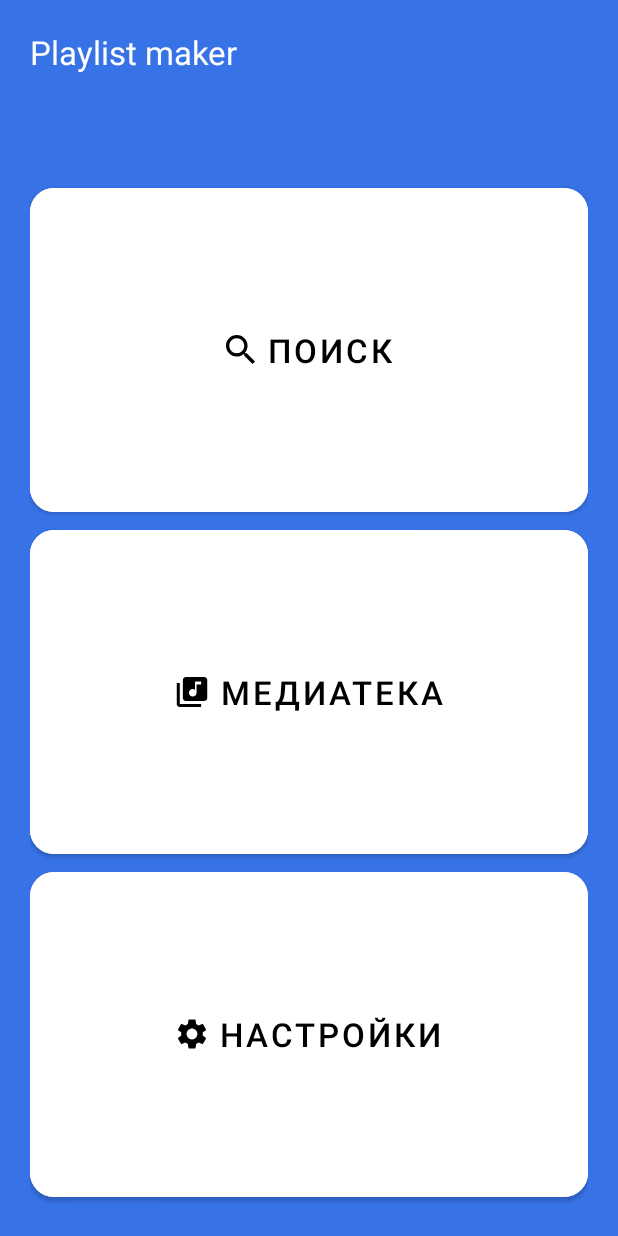
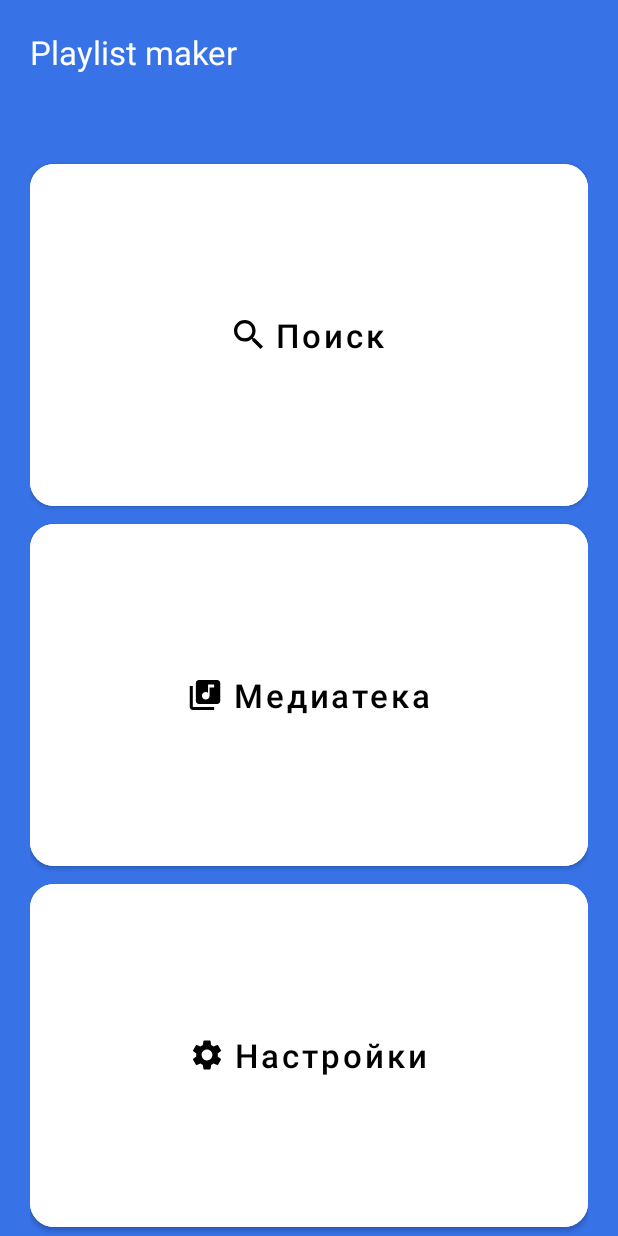
Before and after one commit to n1k1ttka/PlaylistMaker, an Android app: the screen it shows after launch (MainActivity), on a phone screen of 412 x 824 dp. Run offline under Robolectric (Android 15) with nearby library versions, the phone set to English and light mode, and no system bars.

Commit message:
fixed faults

```diff
--- a/app/src/main/res/layout/activity_main.xml
+++ b/app/src/main/res/layout/activity_main.xml
@@ -19,7 +19,7 @@
             android:id="@+id/main_header"
             android:gravity="start"
             android:text="Playlist maker"
-            android:textSize="22sp"
+            android:textSize="@dimen/text_22"
             android:textColor="@color/white"/>
 
     </FrameLayout>
@@ -29,7 +29,7 @@
         android:layout_height="wrap_content"
         android:layout_weight="9"
         android:orientation="vertical"
-        android:padding="20dp">
+        android:paddingHorizontal="20dp">
 
         <Button
             android:layout_width="match_parent"
@@ -38,13 +38,14 @@
             android:id="@+id/search"
             android:backgroundTint="@color/white"
             android:text="@string/search"
-            android:textSize="22sp"
+            android:textSize="@dimen/text_22"
             android:textColor="@color/black"
             android:foreground="?attr/selectableItemBackground"
-            app:cornerRadius="16dp"
+            android:textAllCaps="false"
+            app:cornerRadius="@dimen/radius_16"
             app:icon="@drawable/ic_search"
             app:iconGravity="textStart"
-            app:iconPadding="8dp"
+            app:iconPadding="@dimen/padding_8"
             app:iconTint="@color/black"/>
 
         <Button
@@ -54,13 +55,14 @@
             android:layout_weight="3"
             android:backgroundTint="@color/white"
             android:text="@string/media"
-            android:textSize="22sp"
+            android:textSize="@dimen/text_22"
             android:textColor="@color/black"
             android:foreground="?attr/selectableItemBackground"
-            app:cornerRadius="16dp"
+            android:textAllCaps="false"
+            app:cornerRadius="@dimen/radius_16"
             app:icon="@drawable/ic_media"
             app:iconGravity="textStart"
-            app:iconPadding="8dp"
+            app:iconPadding="@dimen/padding_8"
             app:iconTint="@color/black"/>
 
         <Button
@@ -70,13 +72,14 @@
             android:layout_weight="3"
             android:backgroundTint="@color/white"
             android:text="@string/settings"
-            android:textSize="22sp"
+            android:textSize="@dimen/text_22"
             android:textColor="@color/black"
             android:foreground="?attr/selectableItemBackground"
-            app:cornerRadius="16dp"
+            android:textAllCaps="false"
+            app:cornerRadius="@dimen/radius_16"
             app:icon="@drawable/ic_settings"
             app:iconGravity="textStart"
-            app:iconPadding="8dp"
+            app:iconPadding="@dimen/padding_8"
             app:iconTint="@color/black"/>
     </LinearLayout>
 </LinearLayout>
--- a/app/src/main/res/values/dimens.xml
+++ b/app/src/main/res/values/dimens.xml
@@ -1,4 +1,8 @@
 <?xml version="1.0" encoding="utf-8"?>
 <resources>
-
+    <dimen name="text_22">22sp</dimen>
+    <dimen name="text_16">16sp</dimen>
+    <dimen name="radius_16">16dp</dimen>
+    <dimen name="padding_8">8dp</dimen>
+    <dimen name="padding_16">16dp</dimen>
 </resources>
```
Also changed, not shown: app/src/main/res/layout/activity_settings.xml (+9 -9 lines).
